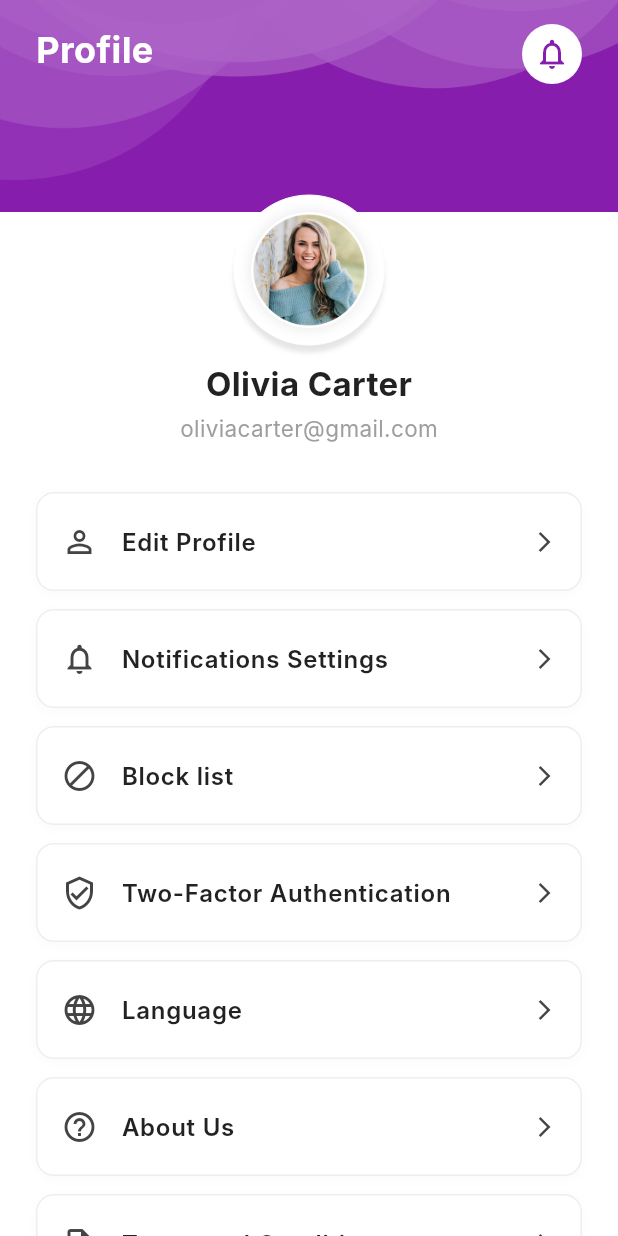
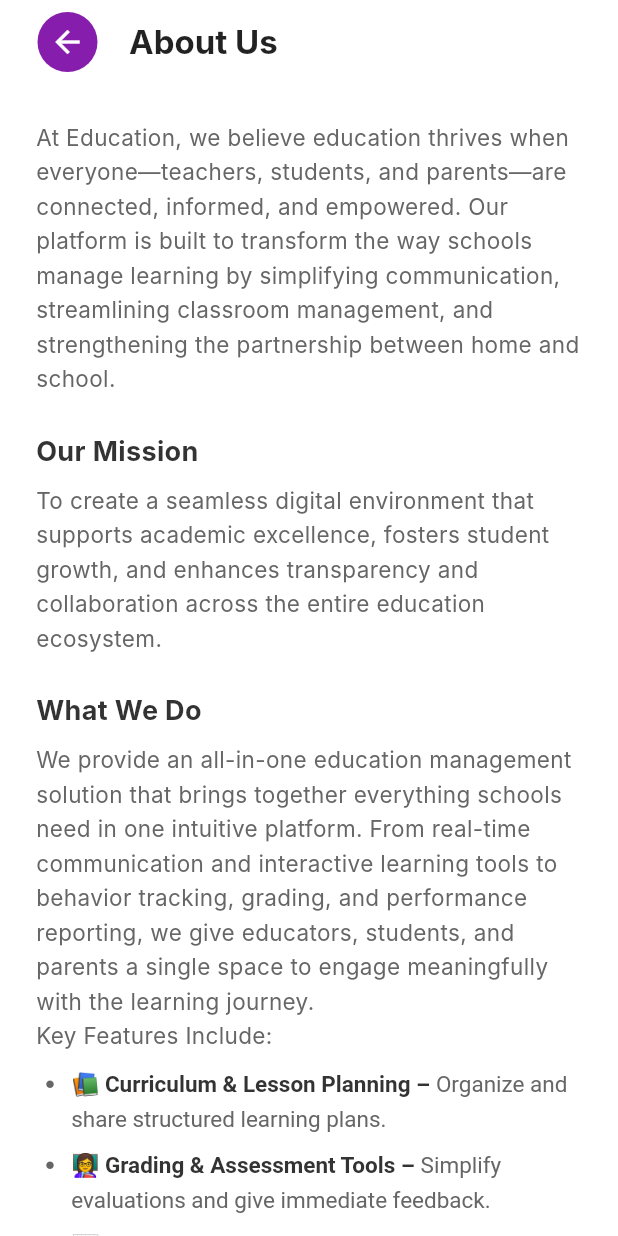
Before and after one commit to FSDTeam-SAA/opalmer_frontend, a Flutter app: the ProfileScreen screen opened directly, after a tap on "About Us", on a phone screen of 412 x 824 dp. Run offline on Flutter 3.47's test engine with Material 3 defaults, Android fonts, the phone set to English and light mode, and no system bars; our stand-ins replace camera; Roboto replaces fonts that are missing (Inter).

Commit message:
notification

```diff
--- /dev/null
+++ b/lib/Profile_Screen/about_us.dart
@@ -0,0 +1,144 @@
+import 'package:flutter/material.dart';
+
+class AboutUsScreen extends StatelessWidget {
+  const AboutUsScreen({Key? key}) : super(key: key);
+
+  @override
+  Widget build(BuildContext context) {
+    return Scaffold(
+      backgroundColor: Colors.white,
+      appBar: AppBar(
+        backgroundColor: Colors.white,
+        elevation: 0,
+        leadingWidth: 70,
+        leading: Padding(
+          padding: const EdgeInsets.only(left: 20),
+          child: Center(
+            child: GestureDetector(
+              onTap: () => Navigator.pop(context),
+              child: Container(
+                width: 40,
+                height: 40,
+                decoration: const BoxDecoration(
+                  color: Color(0xFF871DAD),
+                  shape: BoxShape.circle,
+                ),
+                child: const Icon(
+                  Icons.arrow_back,
+                  color: Colors.white,
+                ),
+              ),
+            ),
+          ),
+        ),
+        title: const Text(
+          "About Us",
+          style: TextStyle(
+            fontSize: 22,
+            fontWeight: FontWeight.bold,
+            color: Colors.black87,
+          ),
+        ),
+      ),
+      body: SafeArea(
+        child: SingleChildScrollView(
+          padding: const EdgeInsets.all(24.0),
+          child: Column(
+            crossAxisAlignment: CrossAxisAlignment.start,
+            children: [
+              _buildParagraph(
+                "At Education, we believe education thrives when everyone—teachers, students, and parents—are connected, informed, and empowered. Our platform is built to transform the way schools manage learning by simplifying communication, streamlining classroom management, and strengthening the partnership between home and school.",
+              ),
+              const SizedBox(height: 24),
+              _buildHeading("Our Mission"),
+              _buildParagraph(
+                "To create a seamless digital environment that supports academic excellence, fosters student growth, and enhances transparency and collaboration across the entire education ecosystem.",
+              ),
+              const SizedBox(height: 24),
+              _buildHeading("What We Do"),
+              _buildParagraph(
+                "We provide an all-in-one education management solution that brings together everything schools need in one intuitive platform. From real-time communication and interactive learning tools to behavior tracking, grading, and performance reporting, we give educators, students, and parents a single space to engage meaningfully with the learning journey.\nKey Features Include:",
+              ),
+              const SizedBox(height: 8),
+              _buildBulletedList(),
+              const SizedBox(height: 24),
+              _buildHeading("Why It Matters"),
+              _buildParagraph(
+                 "We're here to reduce administrative burden, foster",
+              ),
+            ],
+          ),
+        ),
+      ),
+    );
+  }
+
+  Widget _buildHeading(String text) {
+    return Padding(
+      padding: const EdgeInsets.only(bottom: 8),
+      child: Text(
+        text,
+        style: const TextStyle(
+          fontSize: 18,
+          fontWeight: FontWeight.bold,
+          color: Color(0xFF333333),
+        ),
+      ),
+    );
+  }
+
+  Widget _buildParagraph(String text) {
+    return Text(
+      text,
+      style: const TextStyle(
+        fontSize: 15,
+        color: Color(0xFF666666),
+        height: 1.5,
+      ),
+    );
+  }
+
+  Widget _buildBulletedList() {
+    return Column(
+      crossAxisAlignment: CrossAxisAlignment.start,
+      children: [
+        _buildBulletItem("📚", "Curriculum & Lesson Planning", "Organize and share structured learning plans."),
+        _buildBulletItem("👩‍🏫", "Grading & Assessment Tools", "Simplify evaluations and give immediate feedback."),
+        _buildBulletItem("📊", "Performance Insights", "Track student progress in real time with smart analytics."),
+        _buildBulletItem("💬", "Communication Channels", "Enable secure messaging between teachers, students, and parents."),
+        _buildBulletItem("✅", "Behavior Tracking", "Encourage positive behavior with transparent reporting."),
+        _buildBulletItem("🏫", "School-Home Collaboration", "Keep parents engaged and informed every step of the way."),
+      ],
+    );
+  }
+
+  Widget _buildBulletItem(String emoji, String title, String description) {
+    return Padding(
+      padding: const EdgeInsets.only(bottom: 8),
+      child: Row(
+        crossAxisAlignment: CrossAxisAlignment.start,
+        children: [
+          const Text(" •  ", style: TextStyle(color: Color(0xFF666666), fontSize: 16)),
+          Expanded(
+            child: RichText(
+              text: TextSpan(
+                style: const TextStyle(fontSize: 15, height: 1.5),
+                children: [
+                  TextSpan(text: "$emoji "),
+                  TextSpan(
+                    text: "$title – ",
+                    style: const TextStyle(fontWeight: FontWeight.bold, color: Color(0xFF333333)),
+                  ),
+                  TextSpan(
+                    text: description,
+                    style: const TextStyle(color: Color(0xFF666666)),
+                  ),
+                ],
+              ),
+            ),
+          ),
+        ],
+      ),
+    );
+  }
+}
--- a/lib/Profile_Screen/profile.dart
+++ b/lib/Profile_Screen/profile.dart
@@ -1,7 +1,9 @@
 import 'package:flutter/material.dart';
 import 'profile_setup.dart';
 import 'notification_setting.dart';
-
+import 'about_us.dart';
+import 'terms_condition.dart';
+import 'disput_center.dart';
 class ProfileScreen extends StatefulWidget {
   const ProfileScreen({Key? key}) : super(key: key);
 
@@ -140,12 +142,13 @@ class _ProfileScreenState extends State<ProfileScreen> {
                     Icons.verified_user_outlined,
                   ),
                   _buildMenuTile("Language", Icons.language_outlined),
-                  _buildMenuTile("About Us", Icons.help_outline),
+                  _buildMenuTile("About Us", Icons.help_outline, const AboutUsScreen()),
                   _buildMenuTile(
                     "Terms and Conditions",
                     Icons.description_outlined,
+                    const TermsConditionScreen(),
                   ),
-                  _buildMenuTile("Dispute Center", Icons.chat_outlined),
+                  _buildMenuTile("Dispute Center", Icons.chat_outlined, const DisputCenterScreen()),
 
                   // Logout Button
                   Padding(
```
Also changed, not shown: lib/Profile_Screen/disput_center.dart (added, +307 -0 lines), lib/Profile_Screen/terms_condition.dart (added, +144 -0 lines).
